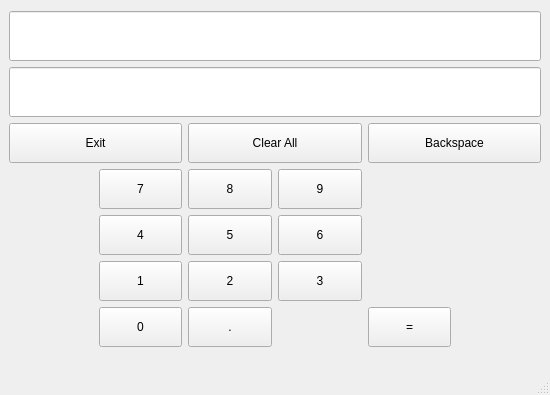
Old version of the form gui/mainwindow.ui in the repository benediktibk/calculator.
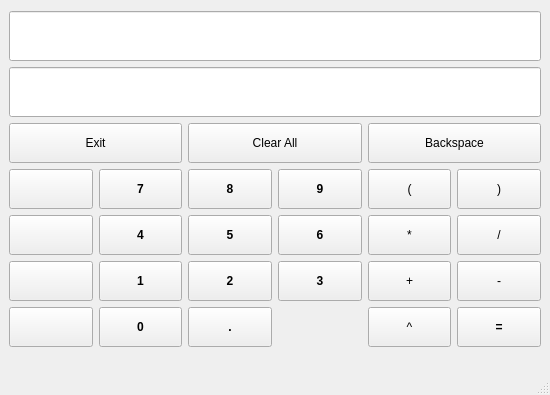
New version of the form.

Commit message: added binary-operation and bracket buttons with basic functionality. added dummy buttons for unary functions.

What changed in the file:
```diff
--- a/gui/mainwindow.ui
+++ b/gui/mainwindow.ui
@@ -23,6 +23,12 @@
         <height>40</height>
        </size>
       </property>
+      <property name="font">
+       <font>
+        <weight>75</weight>
+        <bold>true</bold>
+       </font>
+      </property>
       <property name="text">
        <string>3</string>
       </property>
@@ -36,6 +42,12 @@
         <height>40</height>
        </size>
       </property>
+      <property name="font">
+       <font>
+        <weight>75</weight>
+        <bold>true</bold>
+       </font>
+      </property>
       <property name="text">
        <string>7</string>
       </property>
@@ -49,6 +61,12 @@
         <height>40</height>
        </size>
       </property>
+      <property name="font">
+       <font>
+        <weight>75</weight>
+        <bold>true</bold>
+       </font>
+      </property>
       <property name="text">
        <string>4</string>
       </property>
@@ -62,6 +80,12 @@
         <height>40</height>
        </size>
       </property>
+      <property name="font">
+       <font>
+        <weight>75</weight>
+        <bold>true</bold>
+       </font>
+      </property>
       <property name="text">
        <string>1</string>
       </property>
@@ -75,6 +99,12 @@
         <height>40</height>
        </size>
       </property>
+      <property name="font">
+       <font>
+        <weight>75</weight>
+        <bold>true</bold>
+       </font>
+      </property>
       <property name="text">
        <string>2</string>
       </property>
@@ -261,6 +291,12 @@
         <height>40</height>
        </size>
       </property>
+      <property name="font">
+       <font>
+        <weight>75</weight>
+        <bold>true</bold>
+       </font>
+      </property>
       <property name="text">
        <string>6</string>
       </property>
@@ -274,6 +310,12 @@
         <height>40</height>
        </size>
       </property>
+      <property name="font">
+       <font>
+        <weight>75</weight>
+        <bold>true</bold>
+       </font>
+      </property>
       <property name="text">
        <string>8</string>
       </property>
@@ -300,6 +342,12 @@
         <height>40</height>
        </size>
       </property>
+      <property name="font">
+       <font>
+        <weight>75</weight>
+        <bold>true</bold>
+       </font>
+      </property>
       <property name="text">
        <string>5</string>
       </property>
@@ -313,6 +361,12 @@
         <height>40</height>
        </size>
       </property>
+      <property name="font">
+       <font>
+        <weight>75</weight>
+        <bold>true</bold>
+       </font>
+      </property>
       <property name="text">
        <string>9</string>
       </property>
@@ -326,6 +380,12 @@
         <height>40</height>
        </size>
       </property>
+      <property name="font">
+       <font>
+        <weight>75</weight>
+        <bold>true</bold>
+       </font>
+      </property>
       <property name="text">
        <string>0</string>
       </property>
@@ -339,12 +399,148 @@
         <height>40</height>
        </size>
       </property>
+      <property name="font">
+       <font>
+        <weight>75</weight>
+        <bold>true</bold>
+       </font>
+      </property>
       <property name="text">
        <string>.</string>
       </property>
      </widget>
     </item>
-    <item row="8" column="4">
+    <item row="5" column="5">
+     <widget class="QPushButton" name="bracketCloseButton">
+      <property name="minimumSize">
+       <size>
+        <width>0</width>
+        <height>40</height>
+       </size>
+      </property>
+      <property name="text">
+       <string>)</string>
+      </property>
+     </widget>
+    </item>
+    <item row="5" column="4">
+     <widget class="QPushButton" name="bracketOpenButton">
+      <property name="minimumSize">
+       <size>
+        <width>0</width>
+        <height>40</height>
+       </size>
+      </property>
+      <property name="text">
+       <string>(</string>
+      </property>
+     </widget>
+    </item>
+    <item row="6" column="4">
+     <widget class="QPushButton" name="multiplicateButton">
+      <property name="minimumSize">
+       <size>
+        <width>0</width>
+        <height>40</height>
+       </size>
+      </property>
+      <property name="text">
+       <string>*</string>
+      </property>
+     </widget>
+    </item>
+    <item row="6" column="5">
+     <widget class="QPushButton" name="divisionButton">
+      <property name="minimumSize">
+       <size>
+        <width>0</width>
+        <height>40</height>
+       </size>
+      </property>
+      <property name="text">
+       <string>/</string>
+      </property>
+     </widget>
+    </item>
+    <item row="7" column="5">
+     <widget class="QPushButton" name="substractButton">
+      <property name="minimumSize">
+       <size>
+        <width>0</width>
+        <height>40</height>
+       </size>
+      </property>
+      <property name="text">
+       <string>-</string>
+      </property>
+     </widget>
+    </item>
+    <item row="7" column="4">
+     <widget class="QPushButton" name="additionButton">
+      <property name="minimumSize">
+       <size>
+        <width>0</width>
+        <height>40</height>
+       </size>
+      </property>
+      <property name="text">
+       <string>+</string>
+      </property>
+     </widget>
+    </item>
+    <item row="5" column="0">
+     <widget class="QPushButton" name="unaryButton1">
+      <property name="minimumSize">
+       <size>
+        <width>0</width>
+        <height>40</height>
+       </size>
+      </property>
+      <property name="text">
+       <string/>
+      </property>
+     </widget>
+    </item>
+    <item row="6" column="0">
+     <widget class="QPushButton" name="unaryButton2">
+      <property name="minimumSize">
+       <size>
+        <width>0</width>
+        <height>40</height>
+       </size>
+      </property>
+      <property name="text">
+       <string/>
+      </property>
+     </widget>
+    </item>
+    <item row="7" column="0">
+     <widget class="QPushButton" name="unaryButton3">
+      <property name="minimumSize">
+       <size>
+        <width>0</width>
+        <height>40</height>
+       </size>
+      </property>
+      <property name="text">
+       <string/>
+      </property>
+     </widget>
+    </item>
+    <item row="8" column="0">
+     <widget class="QPushButton" name="unaryButton4">
+      <property name="minimumSize">
+       <size>
+        <width>0</width>
+        <height>40</height>
+       </size>
+      </property>
+      <property name="text">
+       <string/>
+      </property>
+     </widget>
+    </item>
+    <item row="8" column="5">
      <widget class="QPushButton" name="equalButton">
       <property name="minimumSize">
        <size>
@@ -352,11 +548,30 @@
         <height>40</height>
        </size>
       </property>
+      <property name="font">
+       <font>
+        <weight>75</weight>
+        <bold>true</bold>
+       </font>
+      </property>
       <property name="text">
        <string>=</string>
       </property>
      </widget>
     </item>
+    <item row="8" column="4">
+     <widget class="QPushButton" name="potencyButton">
+      <property name="minimumSize">
+       <size>
+        <width>0</width>
+        <height>40</height>
+       </size>
+      </property>
+      <property name="text">
+       <string>^</string>
+      </property>
+     </widget>
+    </item>
    </layout>
   </widget>
   <widget class="QStatusBar" name="statusbar"/>
```
The commit also changes 2 other files.
